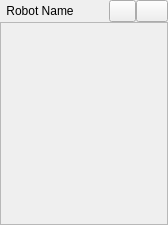
This is rqt_robot_control/ui/ControlledRobot.ui in dasys-lab/alica-essentials as Qt 5 draws it before an edit. The edited form follows.
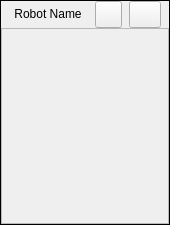
This is the edited form. Icons and pictures are not drawn.

Commit message: some new gui features for robot control

```diff
--- a/rqt_robot_control/ui/ControlledRobot.ui
+++ b/rqt_robot_control/ui/ControlledRobot.ui
@@ -9,7 +9,7 @@
    <rect>
     <x>0</x>
     <y>0</y>
-    <width>168</width>
+    <width>170</width>
     <height>225</height>
    </rect>
   </property>
@@ -25,6 +25,9 @@
     <height>3000000</height>
    </size>
   </property>
+  <property name="frameShape">
+   <enum>QFrame::Box</enum>
+  </property>
   <layout class="QVBoxLayout" name="pmControlVerticalLayout" stretch="0">
    <property name="spacing">
     <number>0</number>
@@ -50,12 +53,12 @@
       <enum>QLayout::SetMaximumSize</enum>
      </property>
      <item>
-      <layout class="QHBoxLayout" name="toolbarLayout" stretch="0,0,0,0">
+      <layout class="QHBoxLayout" name="toolbarLayout" stretch="0,0,0">
        <property name="spacing">
         <number>0</number>
        </property>
        <property name="sizeConstraint">
-        <enum>QLayout::SetMaximumSize</enum>
+        <enum>QLayout::SetMinimumSize</enum>
        </property>
        <property name="leftMargin">
         <number>0</number>
@@ -85,22 +88,6 @@
          </property>
         </widget>
        </item>
-       <item>
-        <spacer name="horizontalSpacer">
-         <property name="orientation">
-          <enum>Qt::Horizontal</enum>
-         </property>
-         <property name="sizeType">
-          <enum>QSizePolicy::Expanding</enum>
-         </property>
-         <property name="sizeHint" stdset="0">
-          <size>
-           <width>1</width>
-           <height>1</height>
-          </size>
-         </property>
-        </spacer>
-       </item>
        <item>
         <widget class="QPushButton" name="alicaShowHideBtn">
          <property name="sizePolicy">
@@ -187,7 +174,7 @@
      <item>
       <widget class="QScrollArea" name="scrollArea">
        <property name="sizePolicy">
-        <sizepolicy hsizetype="Expanding" vsizetype="Expanding">
+        <sizepolicy hsizetype="Minimum" vsizetype="Minimum">
          <horstretch>0</horstretch>
          <verstretch>0</verstretch>
         </sizepolicy>
@@ -204,7 +191,7 @@
           <x>0</x>
           <y>0</y>
           <width>164</width>
-          <height>192</height>
+          <height>108</height>
          </rect>
         </property>
         <layout class="QGridLayout" name="gridLayout_2"/>
```
The commit also changes 3 other files.
